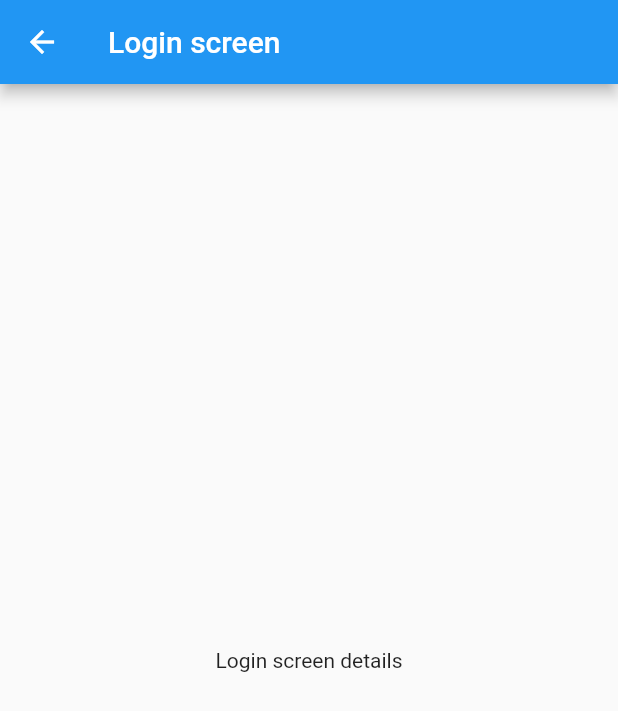
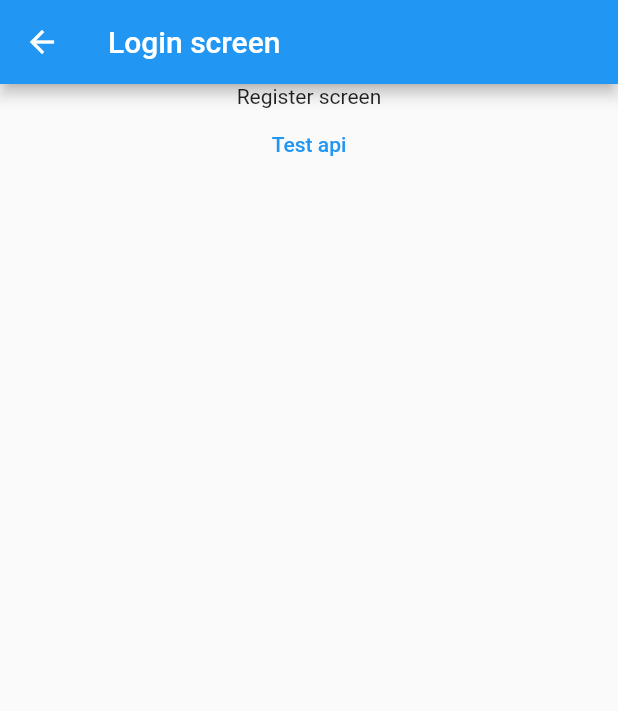
Before and after one commit to Eatiplaner/eatwut-app, a Flutter app: the LoginScreen screen opened directly, on a phone screen of 412 x 824 dp. Shown: the top 711 px of the screen. Run offline on Flutter 3.47's test engine with Material 2 defaults, Android fonts, the phone set to English and light mode, and no system bars.

Commit message:
feat: update new structure for flutter

```diff
--- /dev/null
+++ b/lib/data/model/account_model.dart
@@ -0,0 +1,61 @@
+import 'dart:convert';
+
+AccountModel accountModelFromJson(String str) =>
+    AccountModel.fromJson(json.decode(str));
+
+String accountModelToJson(AccountModel data) => json.encode(data.toJson());
+
+// Sample data
+// {
+//     "email": "huynguyennbk@gmail.com",
+//     "password": "141296",
+//     "user_name": "louishuy",
+//     "first_name": "Louis",
+//     "last_name": "Nguyen",
+//     "phone": "0935722714",
+//     "access_token": ".."
+//     "refresh_token": ".."
+// }
+
+class AccountModel {
+  AccountModel(
+      {this.email = "",
+      this.userName = "",
+      this.firstName = "",
+      this.lastName = "",
+      this.phone = "",
+      this.password = "",
+      this.accessToken = "",
+      this.refreshToken = ""});
+
+  String email;
+  String password;
+  String userName;
+  String firstName;
+  String lastName;
+  String phone;
+  String accessToken;
+  String refreshToken;
+
+  factory AccountModel.fromJson(Map<String, dynamic> json) => AccountModel(
+        email: json["email"] ?? "",
+        password: json["password"] ?? "",
+        userName: json["user_name"] ?? "",
+        firstName: json["first_name"] ?? "",
+        lastName: json["last_name"] ?? "",
+        phone: json["phone"] ?? "",
+        accessToken: json["access_token"] ?? "",
+        refreshToken: json["refresh_token"] ?? "",
+      );
+
+  Map<String, dynamic> toJson() => {
+        "email": email,
+        "password": password,
+        "user_name": userName,
+        "first_name": firstName,
+        "last_name": lastName,
+        "phone": phone,
+        "access_token": accessToken,
+        "refresh_token": refreshToken,
+      };
+}
--- /dev/null
+++ b/lib/data/repository/constants.dart
@@ -0,0 +1 @@
+const baseUrl = "http://54.169.58.155:8000/api";
--- a/lib/main.dart
+++ b/lib/main.dart
@@ -1,7 +1,7 @@
 import 'package:eatiplan_mobile/screens/home/home.dart';
 import 'package:flutter/material.dart';
 
-void main() {
+Future main() async {
   runApp(const MyApp());
 }
 
--- a/lib/screens/auth/login/login.dart
+++ b/lib/screens/auth/login/login.dart
@@ -1,7 +1,14 @@
+import 'package:eatiplan_mobile/data/model/account_model.dart';
+import 'package:eatiplan_mobile/data/repository/account_repository.dart';
 import 'package:flutter/material.dart';
 
 class LoginScreen extends StatelessWidget {
   const LoginScreen({super.key});
+
+  doLogin() {
+    AccountRepository()
+        .login(AccountModel(userName: 'louishuy', password: '123456'));
+  }
 
   @override
   Widget build(BuildContext context) {
@@ -9,8 +16,14 @@ class LoginScreen extends StatelessWidget {
       appBar: AppBar(
         title: const Text('Login screen'),
       ),
-      body: const Center(
-        child: Text('Login screen details'),
+      body: Center(
+        child: Column(children: [
+          const Text('Register screen'),
+          TextButton(
+            onPressed: doLogin,
+            child: const Text('Test api'),
+          ),
+        ]),
       ),
     );
   }
--- a/lib/screens/auth/register/register.dart
+++ b/lib/screens/auth/register/register.dart
@@ -1,7 +1,13 @@
+import 'package:eatiplan_mobile/data/model/account_model.dart';
+import 'package:eatiplan_mobile/data/repository/account_repository.dart';
 import 'package:flutter/material.dart';
 
 class RegisterScreen extends StatelessWidget {
   const RegisterScreen({super.key});
+  doSignup() {
+    AccountRepository()
+        .signup(AccountModel(userName: 'louishuy', password: '123456'));
+  }
 
   @override
   Widget build(BuildContext context) {
@@ -9,8 +15,14 @@ class RegisterScreen extends StatelessWidget {
       appBar: AppBar(
         title: const Text('Register screen'),
       ),
-      body: const Center(
-        child: Text('Register screen details'),
+      body: Center(
+        child: Column(children: [
+          const Text('Register screen'),
+          TextButton(
+            onPressed: doSignup,
+            child: const Text('Test api'),
+          ),
+        ]),
       ),
     );
   }
--- /dev/null
+++ b/lib/utils/handleRequest.dart
@@ -0,0 +1,16 @@
+import 'package:http/http.dart' as http;
+
+class API {
+  String apiUrl;
+
+  API({this.apiUrl = ""});
+
+  Future<dynamic> post(body) async {
+    return await http.post(Uri.parse(apiUrl),
+        headers: {
+          "Content-Type": "application/json",
+          "Access-Control-Allow-Origin": "*",
+        },
+        body: body);
+  }
+}
--- a/pubspec.yaml
+++ b/pubspec.yaml
@@ -37,6 +37,9 @@ dependencies:
   protobuf: ^2.1.0
   grpc: ^3.0.2
   protoc_plugin: ^20.0.1
+  flutter_bloc: ^8.0.1
+  http: ^0.13.4
+  equatable: ^2.0.3
 
 dev_dependencies:
   flutter_test:
```
Also changed, not shown: lib/data/repository/account_repository.dart (added, +34 -0 lines), pubspec.lock, 1 other file.
